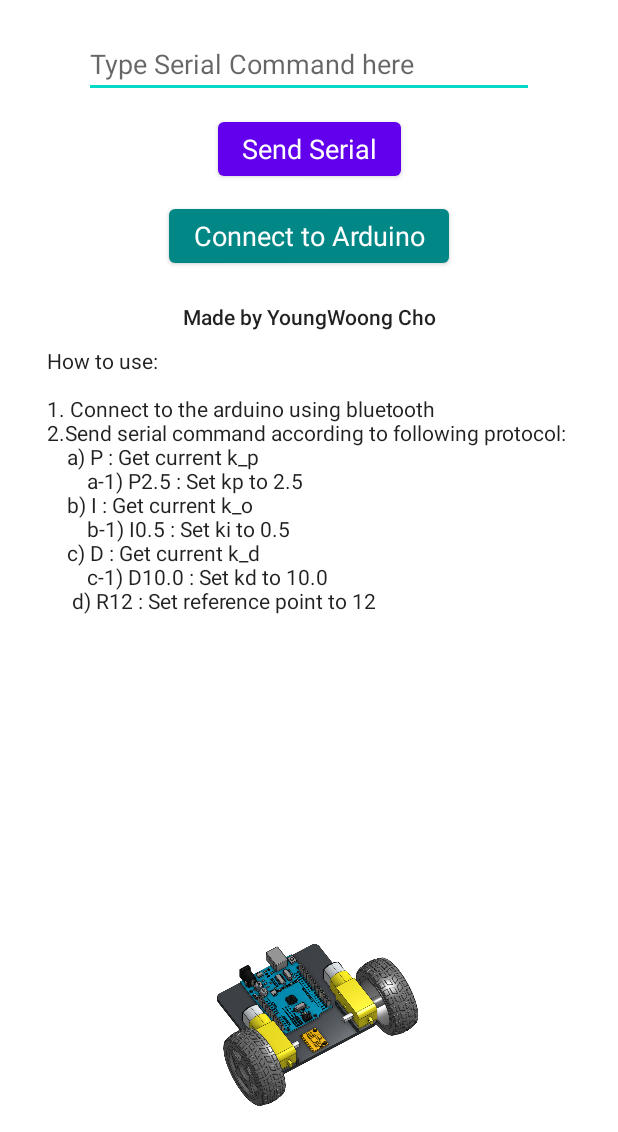
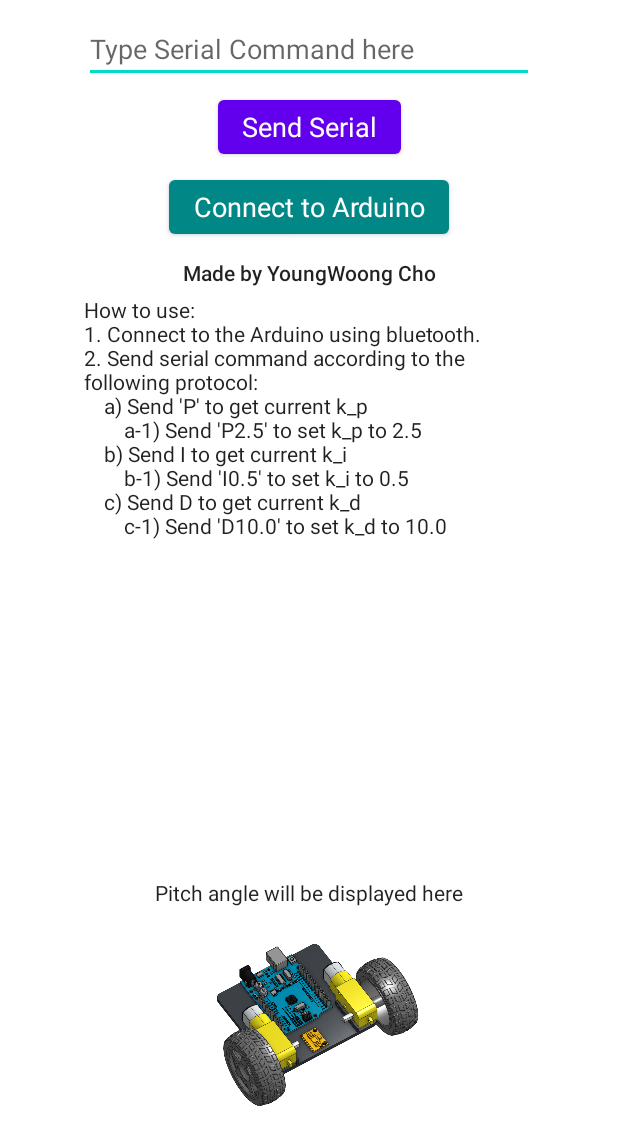
Before and after one commit to YoungWoong-Cho/Bipedal-Robot-PID, an Android app: the screen it shows after launch (MainActivity), on a phone screen of 412 x 824 dp, the part 104-1236 px from its top. Run offline under Robolectric (Android 15) with nearby library versions, the phone set to English and light mode, and no system bars; libraries missing offline, so code that uses them is left out: app.akexorcist.bluetotohspp; 5 statements that could not run were skipped.

Commit message:
Add pitch angle
Add pitch angle

```diff
--- a/android studio files/app/src/main/java/com/example/bipedalpid/MainActivity.java
+++ b/android studio files/app/src/main/java/com/example/bipedalpid/MainActivity.java
@@ -2,27 +2,48 @@ package com.example.bipedalpid;
 
 import android.app.Activity;
 import android.bluetooth.BluetoothAdapter;
+import android.content.Context;
 import android.content.Intent;
 
 import androidx.appcompat.app.ActionBar;
 import androidx.appcompat.app.AppCompatActivity;
+
+import android.hardware.Sensor;
+import android.hardware.SensorEvent;
+import android.hardware.SensorEventListener;
+import android.hardware.SensorManager;
 import android.os.Bundle;
 import android.view.View;
 import android.widget.Button;
 import android.widget.EditText;
+import android.widget.TextView;
 import android.widget.Toast;
+
+import java.util.List;
 
 import app.akexorcist.bluetotohspp.library.BluetoothSPP;
 import app.akexorcist.bluetotohspp.library.BluetoothState;
 import app.akexorcist.bluetotohspp.library.DeviceList;
 
-public class MainActivity extends AppCompatActivity {
+public class MainActivity extends AppCompatActivity implements SensorEventListener{
 
     private BluetoothSPP bt;
 
-    Button btnConnect; //연결시도
-    Button btnSend; //데이터 전송
-    EditText etSerial;
+    private Button btnConnect; //연결시도
+    private Button btnSend; //데이터 전송
+    private EditText etSerial;
+    private TextView tvSensorOrientation;
+
+    private float[] mR = new float[9];
+    private float[] mOrientation = new float[3];
+
+    private SensorManager mSensorManager;
+    private Sensor mAccelerometer;
+    private Sensor mMagnetometer;
+    private float[] mLastAccelerometer = new float[3];
+    private float[] mLastMagnetometer = new float[3];
+    private boolean mLastAccelerometerSet = false;
+    private boolean mLastMagnetometerSet = false;
 
     @Override
     protected void onCreate(Bundle savedInstanceState) {
@@ -35,6 +56,11 @@ public class MainActivity extends AppCompatActivity {
         btnConnect = findViewById(R.id.btnConnect); //연결시도
         btnSend = findViewById(R.id.btnSend); //데이터 전송
         etSerial = findViewById(R.id.etSerial);
+        tvSensorOrientation = findViewById(R.id.tvSensorOrientation);
+
+        mSensorManager = (SensorManager) getSystemService(Context.SENSOR_SERVICE);
+        mAccelerometer = mSensorManager.getDefaultSensor(Sensor.TYPE_ACCELEROMETER);
+        mMagnetometer = mSensorManager.getDefaultSensor(Sensor.TYPE_MAGNETIC_FIELD);
 
         bt = new BluetoothSPP(this); //Initializing
 
@@ -80,6 +106,43 @@ public class MainActivity extends AppCompatActivity {
             }
         });
     }
+
+    @Override
+    protected void onResume(){
+        super.onResume();
+        mSensorManager.registerListener(this, mAccelerometer, SensorManager.SENSOR_DELAY_UI);
+        mSensorManager.registerListener( this, mMagnetometer, SensorManager.SENSOR_DELAY_UI);
+    }
+
+    @Override
+    protected void onPause(){
+        super.onPause();
+        mSensorManager.unregisterListener( this, mAccelerometer);
+        mSensorManager.unregisterListener( this, mMagnetometer);
+    }
+
+    @Override
+    public void onSensorChanged(SensorEvent event){
+        if(event.sensor == mAccelerometer) {
+            System.arraycopy(event.values, 0, mLastAccelerometer, 0, event.values.length);
+            mLastAccelerometerSet = true;
+        }
+        else if(event.sensor == mMagnetometer) {
+            System.arraycopy(event.values, 0, mLastMagnetometer, 0, event.values.length);
+            mLastMagnetometerSet = true;
+        }
+        if (mLastAccelerometerSet && mLastMagnetometerSet){
+            mSensorManager.getRotationMatrix(mR, null, mLastAccelerometer, mLastMagnetometer);
+            //float pitch = (int)(Math.toDegrees(mSensorManager.getOrientation(mR, mOrientation)[1]) + 360) % 360;
+            float[] newR = {mR[0], mR[2], -mR[1], mR[3], mR[5], -mR[4], mR[6], mR[8], -mR[7]};
+            double pitch = -(int)(Math.toDegrees(mSensorManager.getOrientation(newR, mOrientation)[1])*100)/100.0;
+            tvSensorOrientation.setText("PITCH: " + Double.toString(pitch) + " degrees");
+            bt.send("R"+pitch, true);
+        }
+    }
+
+    @Override
+    public void onAccuracyChanged(Sensor sensor, int accuracy){}
 
     public void onDestroy() {
         super.onDestroy();
--- a/android studio files/app/src/main/res/layout/activity_main.xml
+++ b/android studio files/app/src/main/res/layout/activity_main.xml
@@ -25,7 +25,7 @@
         android:layout_height="wrap_content"
         android:hint="Type Serial Command here"
         app:layout_constraintTop_toBottomOf="@+id/textView"
-        android:layout_marginTop="20dp"
+        android:layout_marginTop="10dp"
         app:layout_constraintLeft_toLeftOf="parent"
         app:layout_constraintRight_toRightOf="parent"
         app:layout_constraintHorizontal_bias="0.5" />
@@ -37,7 +37,7 @@
         android:text="Send Serial"
         android:textAppearance="@style/TextAppearance.AppCompat.Medium"
         app:layout_constraintTop_toBottomOf="@+id/etSerial"
-        android:layout_marginTop="10dp"
+        android:layout_marginTop="5dp"
         app:layout_constraintLeft_toLeftOf="parent"
         app:layout_constraintRight_toRightOf="parent"
         app:layout_constraintHorizontal_bias="0.5" />
@@ -50,7 +50,7 @@
         android:textAppearance="@style/TextAppearance.AppCompat.Medium"
         app:backgroundTint="@color/teal_700"
         app:layout_constraintTop_toBottomOf="@+id/btnSend"
-        android:layout_marginTop="10dp"
+        android:layout_marginTop="5dp"
         app:layout_constraintLeft_toLeftOf="parent"
         app:layout_constraintRight_toRightOf="parent"
         app:layout_constraintHorizontal_bias="0.5" />
@@ -59,7 +59,7 @@
         android:id="@+id/myName"
         android:layout_width="wrap_content"
         android:layout_height="wrap_content"
-        android:layout_marginTop="20dp"
+        android:layout_marginTop="10dp"
         android:text="Made by YoungWoong Cho"
         android:textAppearance="@style/TextAppearance.AppCompat.Body2"
         app:layout_constraintLeft_toLeftOf="parent"
@@ -68,17 +68,29 @@
 
     <TextView
         android:id="@+id/howToUse"
-        android:layout_width="350dp"
+        android:layout_width="300dp"
         android:layout_height="wrap_content"
-        android:text="How to use:\n\n1. Connect to the arduino using bluetooth\n2.Send serial command according to following protocol:\n\ta) P : Get current k_p\n\t\ta-1) P2.5 : Set kp to 2.5\n\tb) I : Get current k_o\n\t\tb-1) I0.5 : Set ki to 0.5\n\tc) D : Get current k_d\n\t\tc-1) D10.0 : Set kd to 10.0\n\t d) R12 : Set reference point to 12"
+        android:text="How to use:\n1. Connect to the Arduino using bluetooth.\n2. Send serial command according to the following protocol:\n\ta) Send 'P' to get current k_p\n\t\ta-1) Send 'P2.5' to set k_p to 2.5\n\tb) Send I to get current k_i\n\t\tb-1) Send 'I0.5' to set k_i to 0.5\n\tc) Send D to get current k_d\n\t\tc-1) Send 'D10.0' to set k_d to 10.0"
         android:textAppearance="@style/TextAppearance.AppCompat.Body1"
         app:layout_constraintTop_toBottomOf="@+id/myName"
-        android:layout_marginTop="10dp"
+        android:layout_marginTop="5dp"
+        app:layout_constraintLeft_toLeftOf="parent"
+        app:layout_constraintRight_toRightOf="parent"
+        app:layout_constraintHorizontal_bias="0.5" />
+    <TextView
+        android:id="@+id/tvSensorOrientation"
+        android:layout_width="wrap_content"
+        android:layout_height="wrap_content"
+        android:text="Pitch angle will be displayed here"
+        android:textAppearance="@style/TextAppearance.AppCompat.Body1"
+        app:layout_constraintBottom_toTopOf="@+id/imgView"
+        android:layout_marginTop="5dp"
         app:layout_constraintLeft_toLeftOf="parent"
         app:layout_constraintRight_toRightOf="parent"
         app:layout_constraintHorizontal_bias="0.5" />
 
     <ImageView
+        android:id="@+id/imgView"
         android:layout_width="150dp"
         android:layout_height="150dp"
         android:src="@drawable/robot"
```
Also changed, not shown: 1 other file.
